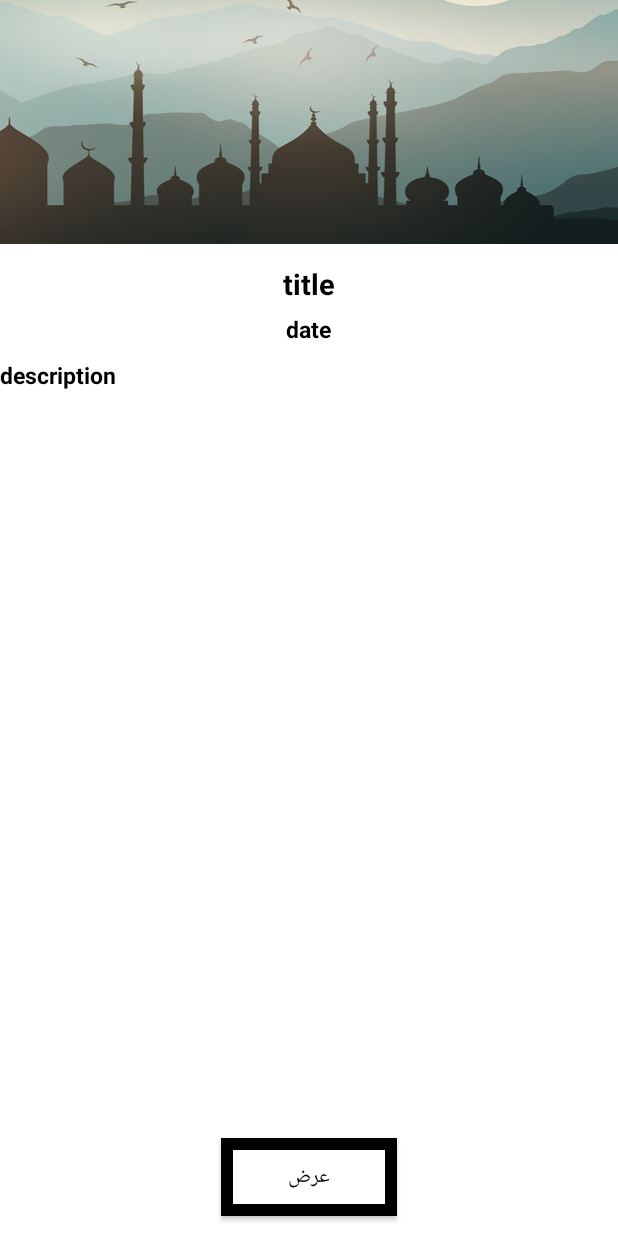
After one commit to AlshimaaRifaat/Al-Habib-AboBakr-App, an Android app: the fragment DetailsBookFragment placed in its activity, on a phone screen of 412 x 824 dp. The commit adds this screen. Run offline under Robolectric (Android 15) with nearby library versions, the phone set to English and light mode, and no system bars; our stand-ins replace Picasso, sdp/ssp sizes; pictures from the network do not load.

Commit message:
books api done -description in fragment details

```diff
--- /dev/null
+++ b/app/src/main/java/com/example/shosho/elsheikh/fragments/DetailsBookFragment.java
@@ -0,0 +1,57 @@
+package com.example.shosho.elsheikh.fragments;
+
+
+import android.os.Bundle;
+import android.support.v4.app.Fragment;
+import android.view.LayoutInflater;
+import android.view.View;
+import android.view.ViewGroup;
+import android.widget.ImageView;
+import android.widget.TextView;
+
+import com.example.shosho.elsheikh.R;
+import com.squareup.picasso.Picasso;
+
+/**
+ * A simple {@link Fragment} subclass.
+ */
+public class DetailsBookFragment extends Fragment  {
+
+ImageView imageView;
+TextView title;
+TextView date;
+TextView description;
+    public DetailsBookFragment() {
+        // Required empty public constructor
+    }
+
+
+    @Override
+    public View onCreateView(LayoutInflater inflater, ViewGroup container,
+                             Bundle savedInstanceState) {
+        // Inflate the layout for this fragment
+        View view= inflater.inflate( R.layout.fragment_book_details, container, false );
+        imageView=view.findViewById( R.id.details_image );
+        title=view.findViewById( R.id.details_title );
+        date=view.findViewById( R.id.details_date );
+        description=view.findViewById( R.id.details_description );
+        Bundle bundle = this.getArguments();
+        if (bundle != null) {
+            String Image = bundle.getString("image");
+            String Title = bundle.getString("title");
+            String Date = bundle.getString("date");
+            String Description = bundle.getString("description");
+
+        Picasso.with( getContext() )
+                .load( "http://alhabib-abobakr.com/uploads/"+Image )
+                .placeholder( R.drawable.ic_launcher_background )
+                .into(imageView);
+        title.setText( Title );
+        date.setText( Date );
+        description.setText( Description );
+
+        }
+        return view;
+    }
+
+}
--- a/app/src/main/java/com/example/shosho/elsheikh/fragments/HomeFragment.java
+++ b/app/src/main/java/com/example/shosho/elsheikh/fragments/HomeFragment.java
@@ -23,8 +23,6 @@ public class HomeFragment extends Fragment implements ItemsView {
     public HomeFragment() {
         // Required empty public constructor
     }
-
-
     @Override
     public View onCreateView(LayoutInflater inflater, ViewGroup container,
                              Bundle savedInstanceState) {
--- a/app/src/main/res/layout/fragment_details.xml
+++ b/app/src/main/res/layout/fragment_book_details.xml
@@ -4,21 +4,22 @@
     android:layout_width="match_parent"
     android:layout_height="match_parent"
     android:background="#fff"
-    tools:context=".fragments.DetailsFragment">
+    tools:context=".fragments.DetailsBookFragment">
 
     <!-- TODO: Update blank fragment layout -->
-  <!--  <ImageView
+    <ImageView
         android:id="@+id/details_banner"
         android:layout_width="match_parent"
         android:layout_height="@dimen/_125sdp"
         android:background="@drawable/banner"/>
     <ImageView
-        android:layout_width="@dimen/_120sdp"
-        android:layout_height="@dimen/_120sdp"
+        android:layout_width="wrap_content"
+        android:layout_height="wrap_content"
         android:layout_below="@+id/details_banner"
         android:layout_marginTop="@dimen/_5sdp"
-        android:background="@drawable/back"
+        android:scaleType="fitXY"
         android:layout_centerHorizontal="true"
+
         android:id="@+id/details_image"/>
     <TextView
         android:layout_width="wrap_content"
@@ -63,6 +64,6 @@
         android:layout_centerInParent="true"
         android:layout_marginBottom="@dimen/_10sdp"
         android:background="@drawable/download_button"
-        />-->
+        />
 
 </RelativeLayout>
```
Also changed, not shown: app/src/main/java/com/example/shosho/elsheikh/adapter/BooksAdapter.java (+33 -1 lines), app/src/main/java/com/example/shosho/elsheikh/fragments/BooksFragment.java (+56 -11 lines), app/src/main/java/com/example/shosho/elsheikh/fragments/DetailsFragment.java (deleted, +0 -30 lines).
